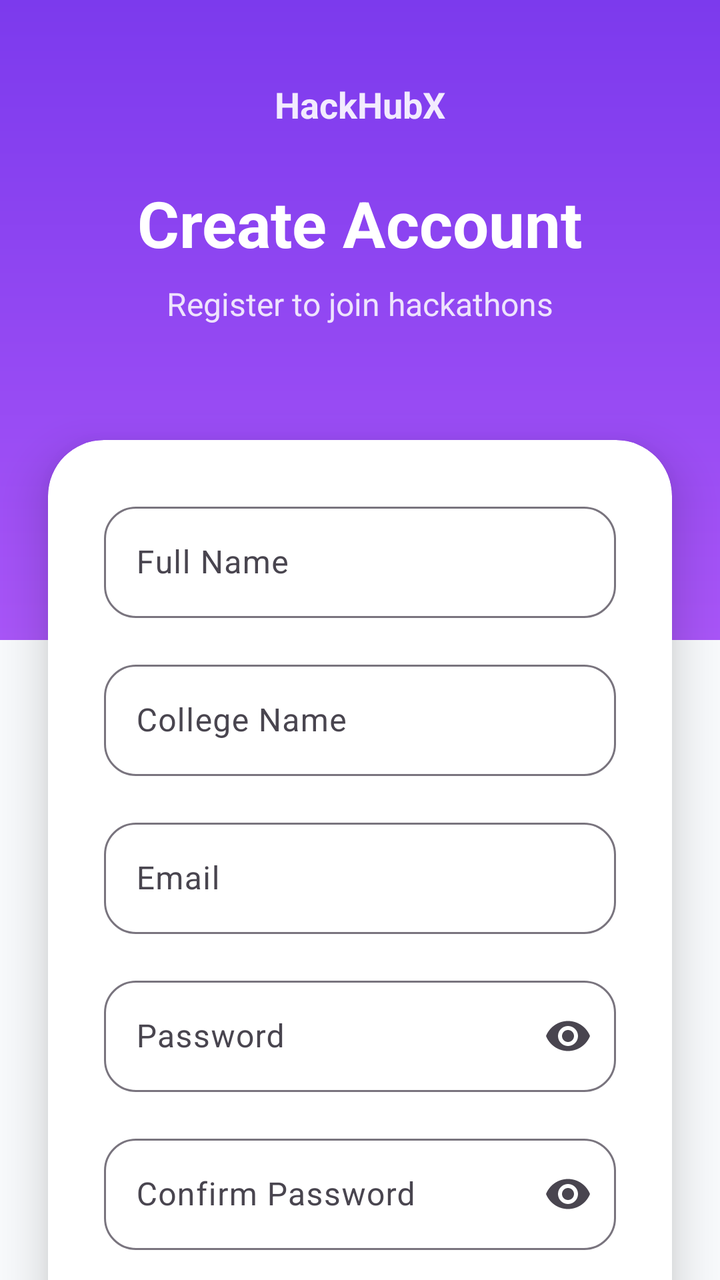
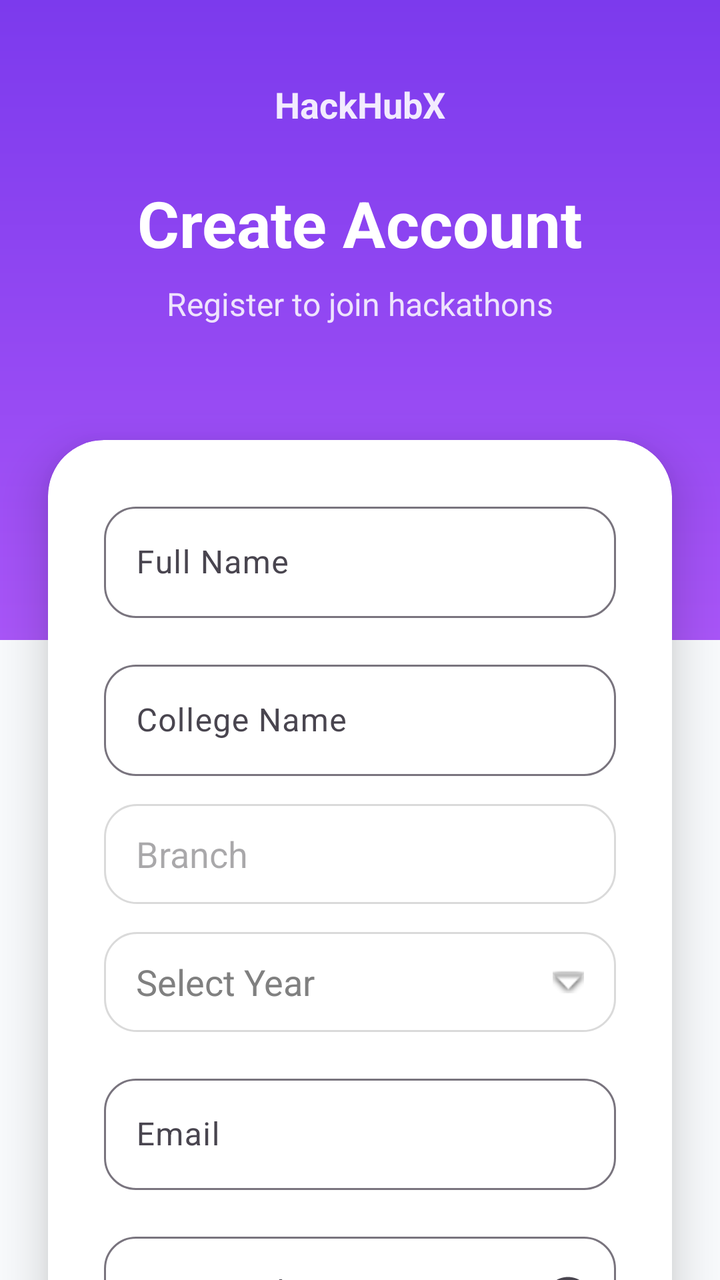

Before-and-after screenshots of an Android layout around one commit, followed by the original layout XML and the change that was made.
<!-- AndroidManifest.xml: application theme Theme.HackHubX -->
<!-- res/layout/activity_register.xml -->
<?xml version="1.0" encoding="utf-8"?>
<androidx.constraintlayout.widget.ConstraintLayout
    xmlns:android="http://schemas.android.com/apk/res/android"

    xmlns:app="http://schemas.android.com/apk/res-auto"

    android:layout_width="match_parent"

    android:layout_height="match_parent"

    android:background="@color/background_white">

    

    <View
        android:id="@+id/topSection"

        android:layout_width="0dp"

        android:layout_height="320dp"

        android:background="@drawable/grape_gradient"

        app:layout_constraintTop_toTopOf="parent"

        app:layout_constraintStart_toStartOf="parent"

        app:layout_constraintEnd_toEndOf="parent" />

    

    <TextView
        android:id="@+id/tvAppName"

        android:layout_width="wrap_content"

        android:layout_height="wrap_content"

        android:text="HackHubX"

        android:textColor="@color/white"

        android:textStyle="bold"

        android:textSize="18sp"

        android:layout_marginTop="40dp"

        android:alpha="0.9"

        app:layout_constraintTop_toTopOf="parent"

        app:layout_constraintStart_toStartOf="parent"

        app:layout_constraintEnd_toEndOf="parent" />

    

    <TextView
        android:id="@+id/tvTitle"

        android:layout_width="wrap_content"

        android:layout_height="wrap_content"

        android:text="Create Account"

        android:textColor="@color/white"

        android:textStyle="bold"

        android:textSize="32sp"

        android:layout_marginTop="90dp"

        app:layout_constraintTop_toTopOf="parent"

        app:layout_constraintStart_toStartOf="parent"

        app:layout_constraintEnd_toEndOf="parent" />

    

    <TextView
        android:id="@+id/tvSubtitle"

        android:layout_width="wrap_content"

        android:layout_height="wrap_content"

        android:text="Register to join hackathons"

        android:textColor="@color/white"

        android:textSize="16sp"

        android:alpha="0.85"

        android:layout_marginTop="8dp"

        app:layout_constraintTop_toBottomOf="@id/tvTitle"

        app:layout_constraintStart_toStartOf="parent"

        app:layout_constraintEnd_toEndOf="parent" />

    

    <androidx.cardview.widget.CardView
        android:id="@+id/registerCard"

        android:layout_width="0dp"

        android:layout_height="wrap_content"

        android:layout_marginStart="24dp"

        android:layout_marginEnd="24dp"

        android:layout_marginTop="220dp"

        app:cardCornerRadius="28dp"

        app:cardElevation="14dp"

        app:layout_constraintTop_toTopOf="parent"

        app:layout_constraintStart_toStartOf="parent"

        app:layout_constraintEnd_toEndOf="parent">

        <LinearLayout
            android:layout_width="match_parent"

            android:layout_height="wrap_content"

            android:orientation="vertical"

            android:padding="28dp">

            

            <com.google.android.material.textfield.TextInputLayout
                android:layout_width="match_parent"

                android:layout_height="wrap_content"

                android:hint="Full Name"

                app:boxBackgroundMode="outline"

                app:boxCornerRadiusTopStart="16dp"

                app:boxCornerRadiusTopEnd="16dp"

                app:boxCornerRadiusBottomStart="16dp"

                app:boxCornerRadiusBottomEnd="16dp">

                <com.google.android.material.textfield.TextInputEditText
                    android:id="@+id/etName"

                    android:layout_width="match_parent"

                    android:layout_height="wrap_content"

                    android:inputType="textPersonName" />

            </com.google.android.material.textfield.TextInputLayout>

            

            <com.google.android.material.textfield.TextInputLayout
                android:layout_width="match_parent"

                android:layout_height="wrap_content"

                android:layout_marginTop="18dp"

                android:hint="College Name"

                app:boxBackgroundMode="outline"

                app:boxCornerRadiusTopStart="16dp"

                app:boxCornerRadiusTopEnd="16dp"

                app:boxCornerRadiusBottomStart="16dp"

                app:boxCornerRadiusBottomEnd="16dp">

                <com.google.android.material.textfield.TextInputEditText
                    android:id="@+id/etCollege"

                    android:layout_width="match_parent"

                    android:layout_height="wrap_content"

                    android:inputType="text" />

            </com.google.android.material.textfield.TextInputLayout>

            

            <com.google.android.material.textfield.TextInputLayout
                android:layout_width="match_parent"

                android:layout_height="wrap_content"

                android:layout_marginTop="18dp"

                android:hint="Email"

                app:boxBackgroundMode="outline"

                app:boxCornerRadiusTopStart="16dp"

                app:boxCornerRadiusTopEnd="16dp"

                app:boxCornerRadiusBottomStart="16dp"

                app:boxCornerRadiusBottomEnd="16dp">

                <com.google.android.material.textfield.TextInputEditText
                    android:id="@+id/etEmail"

                    android:layout_width="match_parent"

                    android:layout_height="wrap_content"

                    android:inputType="textEmailAddress" />

            </com.google.android.material.textfield.TextInputLayout>

            

            <com.google.android.material.textfield.TextInputLayout
                android:layout_width="match_parent"

                android:layout_height="wrap_content"

                android:layout_marginTop="18dp"

                android:hint="Password"

                app:boxBackgroundMode="outline"

                app:endIconMode="password_toggle"

                app:boxCornerRadiusTopStart="16dp"

                app:boxCornerRadiusTopEnd="16dp"

                app:boxCornerRadiusBottomStart="16dp"

                app:boxCornerRadiusBottomEnd="16dp">

                <com.google.android.material.textfield.TextInputEditText
                    android:id="@+id/etPassword"

                    android:layout_width="match_parent"

                    android:layout_height="wrap_content"

                    android:inputType="textPassword" />

            </com.google.android.material.textfield.TextInputLayout>

            

            <com.google.android.material.textfield.TextInputLayout
                android:layout_width="match_parent"

                android:layout_height="wrap_content"

                android:layout_marginTop="18dp"

                android:hint="Confirm Password"

                app:boxBackgroundMode="outline"

                app:endIconMode="password_toggle"

                app:boxCornerRadiusTopStart="16dp"

                app:boxCornerRadiusTopEnd="16dp"

                app:boxCornerRadiusBottomStart="16dp"

                app:boxCornerRadiusBottomEnd="16dp">

                <com.google.android.material.textfield.TextInputEditText
                    android:id="@+id/etConfirmPassword"

                    android:layout_width="match_parent"

                    android:layout_height="wrap_content"

                    android:inputType="textPassword" />

            </com.google.android.material.textfield.TextInputLayout>

            <RadioGroup
                android:id="@+id/radioGroupRole"

                android:layout_width="match_parent"

                android:layout_height="wrap_content"

                android:layout_marginTop="20dp"

                android:orientation="horizontal">

                <RadioButton
                    android:id="@+id/radioCandidate"

                    android:layout_width="wrap_content"

                    android:layout_height="wrap_content"

                    android:text="Candidate"

                    android:textColor="@color/text_dark"

                    android:textStyle="bold" />

                <RadioButton
                    android:id="@+id/radioOrganizer"

                    android:layout_width="wrap_content"

                    android:layout_height="wrap_content"

                    android:text="Organizer"

                    android:textColor="@color/text_dark"

                    android:textStyle="bold"

                    android:layout_marginStart="20dp" />

            </RadioGroup>

            

            <Button
                android:id="@+id/btnRegister"

                android:layout_width="match_parent"

                android:layout_height="56dp"

                android:text="Register"

                android:textStyle="bold"

                android:textSize="16sp"

                android:textColor="@color/white"

                android:backgroundTint="@color/grape_primary"

                android:layout_marginTop="28dp" />

        </LinearLayout>

    </androidx.cardview.widget.CardView>

</androidx.constraintlayout.widget.ConstraintLayout>
<!-- resources referenced by this layout -->
<resources>
  <color name="background_white">#F8FAFC</color>
  <color name="grape_primary">#7C3AED</color>
  <color name="text_dark">#1E1B4B</color>
  <color name="white">#FFFFFF</color>
  <!-- drawable grape_gradient (drawable) -->
  <?xml version="1.0" encoding="utf-8"?>
  <shape xmlns:android="http://schemas.android.com/apk/res/android">
  
      <gradient
          android:startColor="#7C3AED"
          android:endColor="#A855F7"
          android:angle="270" />
  
  </shape>
  <style name="Theme.HackHubX" parent="Base.Theme.HackHubX" />
  <style name="Base.Theme.HackHubX" parent="Theme.Material3.DayNight.NoActionBar">
  
          <item name="colorPrimary">
              @color/grape_primary
          </item>
  
          <item name="colorSecondary">
              @color/grape_secondary
          </item>
  
          <item name="android:statusBarColor">
              @color/grape_primary
          </item>
  
      </style>
  <color name="grape_secondary">#A855F7</color>
</resources>

<!-- the commit's change to res/layout/activity_register.xml (unified diff, before → after) -->
@@ -200,6 +200,50 @@
 
             </com.google.android.material.textfield.TextInputLayout>
 
+            <EditText
+                android:id="@+id/etBranch"
+
+                android:layout_width="match_parent"
+
+                android:layout_height="50dp"
+
+                android:layout_marginTop="14dp"
+
+                android:background="@drawable/bg_edit_text"
+
+                android:hint="Branch"
+
+                android:paddingHorizontal="16dp"
+
+                android:textColor="@color/text_dark" />
+
+            <AutoCompleteTextView
+                android:id="@+id/etYear"
+
+                android:layout_width="match_parent"
+
+                android:layout_height="50dp"
+
+                android:layout_marginTop="14dp"
+
+                android:background="@drawable/bg_edit_text"
+
+                android:hint="Select Year"
+
+                android:paddingHorizontal="16dp"
+
+                android:textColor="@color/text_dark"
+
+                android:textColorHint="#808080"
+
+                android:drawableEnd="@android:drawable/arrow_down_float"
+
+                android:clickable="true"
+
+                android:focusable="false"
+
+                android:cursorVisible="false" />
+
             
 
             <com.google.android.material.textfield.TextInputLayout
<!-- resource entries referenced after the edit -->
@@ -4,6 +4,22 @@
   <color name="grape_primary">#7C3AED</color>
   <color name="text_dark">#1E1B4B</color>
   <color name="white">#FFFFFF</color>
+  <!-- drawable bg_edit_text (drawable) -->
+  <?xml version="1.0" encoding="utf-8"?>
+  <shape
+      xmlns:android="http://schemas.android.com/apk/res/android">
+  
+      <solid
+          android:color="@color/white" />
+  
+      <corners
+          android:radius="16dp" />
+  
+      <stroke
+          android:width="1dp"
+          android:color="#DADADA" />
+  
+  </shape>
   <!-- drawable grape_gradient (drawable) -->
   <?xml version="1.0" encoding="utf-8"?>
   <shape xmlns:android="http://schemas.android.com/apk/res/android">
